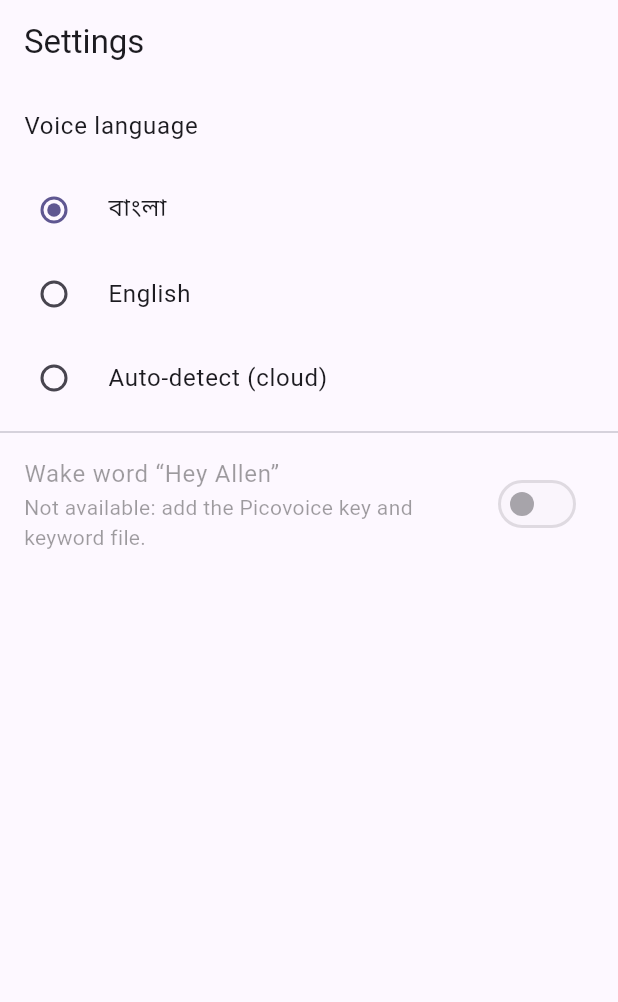
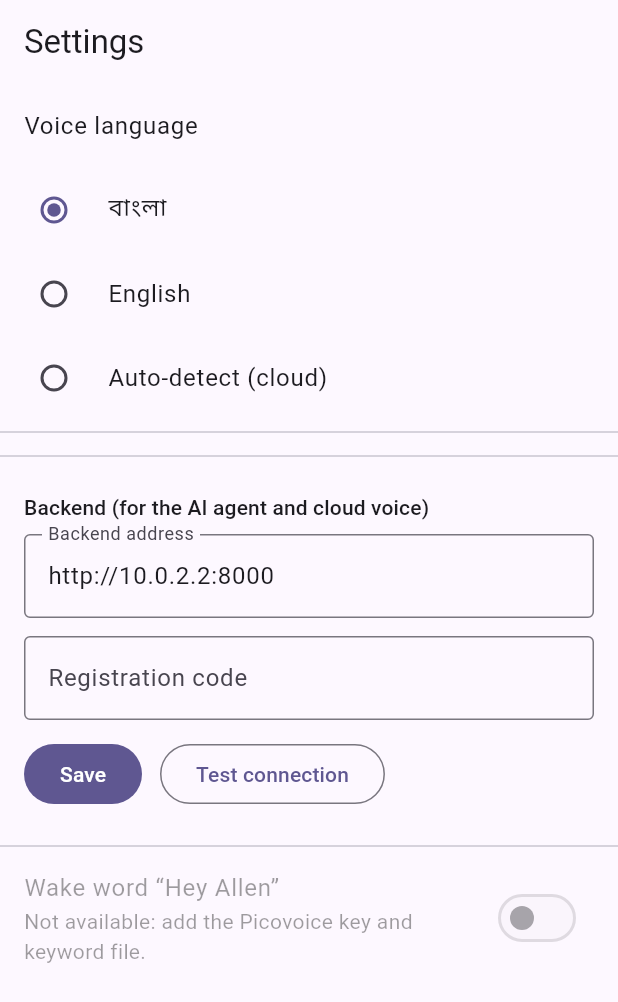
Before and after one commit to MdBellalHosen/Allen_Ai, a Flutter app: the SettingsPage screen opened by its route, on a phone screen of 412 x 824 dp. Shown: the top 1002 px of the screen. Run offline on Flutter 3.47's test engine with Material 3 defaults, Android fonts, the phone set to English and light mode, and no system bars; our stand-ins replace flutter_tts, go_router, permission_handler, shared_preferences, speech_to_text; missing offline and left inert: porcupine_flutter, record; accounts and stored records are empty; generated files the repository leaves out were written again.

Commit message:
In-app backend settings, Phase 4 architecture docs

```diff
--- a/app/l10n/app_en.arb
+++ b/app/l10n/app_en.arb
@@ -64,5 +64,13 @@
   "agentError": "I couldn't reach my assistant brain. Check the backend address and API key.",
   "confirmTitle": "Please confirm",
   "confirmYes": "Yes",
-  "confirmNo": "No"
+  "confirmNo": "No",
+  "backendSection": "Backend (for the AI agent and cloud voice)",
+  "backendUrl": "Backend address",
+  "registrationCode": "Registration code",
+  "save": "Save",
+  "saved": "Saved",
+  "testConnection": "Test connection",
+  "connectionOk": "Backend reachable",
+  "connectionFailed": "Could not reach the backend"
 }
--- a/app/lib/core/settings_store.dart
+++ b/app/lib/core/settings_store.dart
@@ -1,5 +1,7 @@
 import 'package:flutter/foundation.dart';
 import 'package:shared_preferences/shared_preferences.dart';
+
+import 'config.dart';
 
 enum VoiceMode { bn, en, auto }
 
@@ -7,11 +9,15 @@ enum VoiceMode { bn, en, auto }
 class SettingsStore extends ChangeNotifier {
   SettingsStore(this._prefs)
       : voiceMode = VoiceMode.values.byName(_prefs.getString('voiceMode') ?? 'bn'),
-        wakeWordEnabled = _prefs.getBool('wakeWord') ?? false;
+        wakeWordEnabled = _prefs.getBool('wakeWord') ?? false,
+        backendUrl = _prefs.getString('backendUrl') ?? AppConfig.backendUrl,
+        registrationCode = _prefs.getString('registrationCode') ?? AppConfig.registrationCode;
 
   final SharedPreferences _prefs;
   VoiceMode voiceMode;
   bool wakeWordEnabled;
+  String backendUrl;
+  String registrationCode;
 
   Future<void> setVoiceMode(VoiceMode m) async {
     voiceMode = m;
@@ -24,4 +30,12 @@ class SettingsStore extends ChangeNotifier {
     await _prefs.setBool('wakeWord', v);
     notifyListeners();
   }
+
+  Future<void> setBackend(String url, String code) async {
+    backendUrl = url.trim().replaceAll(RegExp(r'/+$'), '');
+    registrationCode = code.trim();
+    await _prefs.setString('backendUrl', backendUrl);
+    await _prefs.setString('registrationCode', registrationCode);
+    notifyListeners();
+  }
 }
--- a/app/lib/data/api/backend_client.dart
+++ b/app/lib/data/api/backend_client.dart
@@ -20,18 +20,32 @@ class BackendException implements Exception {
 }
 
 class BackendClient {
-  BackendClient({this.getToken, this.onUnauthorized, http.Client? client}) : _http = client ?? http.Client();
+  BackendClient({this.getToken, this.onUnauthorized, this.baseUrl, this.registrationCode, http.Client? client})
+      : _http = client ?? http.Client();
   final http.Client _http;
   final Future<String> Function()? getToken;
   final Future<void> Function()? onUnauthorized; // clears the cached token so the next call re-registers
 
-  Uri _u(String p) => Uri.parse('${AppConfig.backendUrl}$p');
+  /// Read on every call so changing the address in Settings takes effect immediately.
+  final String Function()? baseUrl;
+  final String Function()? registrationCode;
+
+  Uri _u(String p) => Uri.parse('${(baseUrl ?? () => AppConfig.backendUrl)()}$p');
+
+  Future<bool> health() async {
+    try {
+      final r = await _http.get(_u('/health')).timeout(const Duration(seconds: 8));
+      return r.statusCode == 200;
+    } catch (_) {
+      return false;
+    }
+  }
 
   Future<String> registerDevice(String deviceId) async {
     final r = await _http.post(
       _u('/v1/auth/device'),
       headers: {'content-type': 'application/json'},
-      body: jsonEncode({'device_id': deviceId, 'registration_code': AppConfig.registrationCode}),
+      body: jsonEncode({'device_id': deviceId, 'registration_code': (registrationCode ?? () => AppConfig.registrationCode)()}),
     );
     if (r.statusCode != 200) throw BackendException(r.statusCode, r.body);
     return jsonDecode(r.body)['token'] as String;
--- a/app/lib/features/settings/settings_page.dart
+++ b/app/lib/features/settings/settings_page.dart
@@ -24,6 +24,9 @@ class SettingsPage extends StatelessWidget {
           RadioListTile<VoiceMode>(
               title: Text(t.voiceAuto), value: VoiceMode.auto, groupValue: s.settings.voiceMode, onChanged: (v) => s.settings.setVoiceMode(v!)),
           const Divider(),
+          const Divider(),
+          const _BackendSection(),
+          const Divider(),
           FutureBuilder<bool>(
             future: s.voice.wake.available,
             builder: (context, snap) {
@@ -46,3 +49,83 @@ class SettingsPage extends StatelessWidget {
     );
   }
 }
+
+
+class _BackendSection extends StatefulWidget {
+  const _BackendSection();
+
+  @override
+  State<_BackendSection> createState() => _BackendSectionState();
+}
+
+class _BackendSectionState extends State<_BackendSection> {
+  late final TextEditingController _url;
+  late final TextEditingController _code;
+  bool _init = false;
+
+  @override
+  void didChangeDependencies() {
+    super.didChangeDependencies();
+    if (_init) return;
+    _init = true;
+    final st = ServicesScope.of(context).settings;
+    _url = TextEditingController(text: st.backendUrl);
+    _code = TextEditingController(text: st.registrationCode);
+  }
+
+  @override
+  void dispose() {
+    _url.dispose();
+    _code.dispose();
+    super.dispose();
+  }
+
+  Future<void> _save(Services s) async {
+    await s.settings.setBackend(_url.text, _code.text);
+    await s.auth.clearToken(); // new address / code -> register again
+  }
+
+  @override
+  Widget build(BuildContext context) {
+    final t = AppLocalizations.of(context);
+    final s = ServicesScope.of(context);
+    final messenger = ScaffoldMessenger.of(context);
+    return Padding(
+      padding: const EdgeInsets.all(16),
+      child: Column(crossAxisAlignment: CrossAxisAlignment.start, children: [
+        Text(t.backendSection, style: Theme.of(context).textTheme.titleSmall),
+        const SizedBox(height: 8),
+        TextField(
+          controller: _url,
+          keyboardType: TextInputType.url,
+          decoration: InputDecoration(labelText: t.backendUrl, hintText: 'http://192.168.0.10:8000', border: const OutlineInputBorder()),
+        ),
+        const SizedBox(height: 12),
+        TextField(
+          controller: _code,
+          obscureText: true,
+          decoration: InputDecoration(labelText: t.registrationCode, border: const OutlineInputBorder()),
+        ),
+        const SizedBox(height: 12),
+        Row(children: [
+          FilledButton(
+            onPressed: () async {
+              await _save(s);
+              messenger.showSnackBar(SnackBar(content: Text(t.saved)));
+            },
+            child: Text(t.save),
+          ),
+          const SizedBox(width: 12),
+          OutlinedButton(
+            onPressed: () async {
+              await _save(s);
+              final ok = await s.backend.health();
+              messenger.showSnackBar(SnackBar(content: Text(ok ? t.connectionOk : t.connectionFailed)));
+            },
+            child: Text(t.testConnection),
+          ),
+        ]),
+      ]),
+    );
+  }
+}
```
Also changed, not shown: app/l10n/app_bn.arb (+9 -1 lines), app/lib/core/di.dart (+6 -1 lines), 2 other files.
